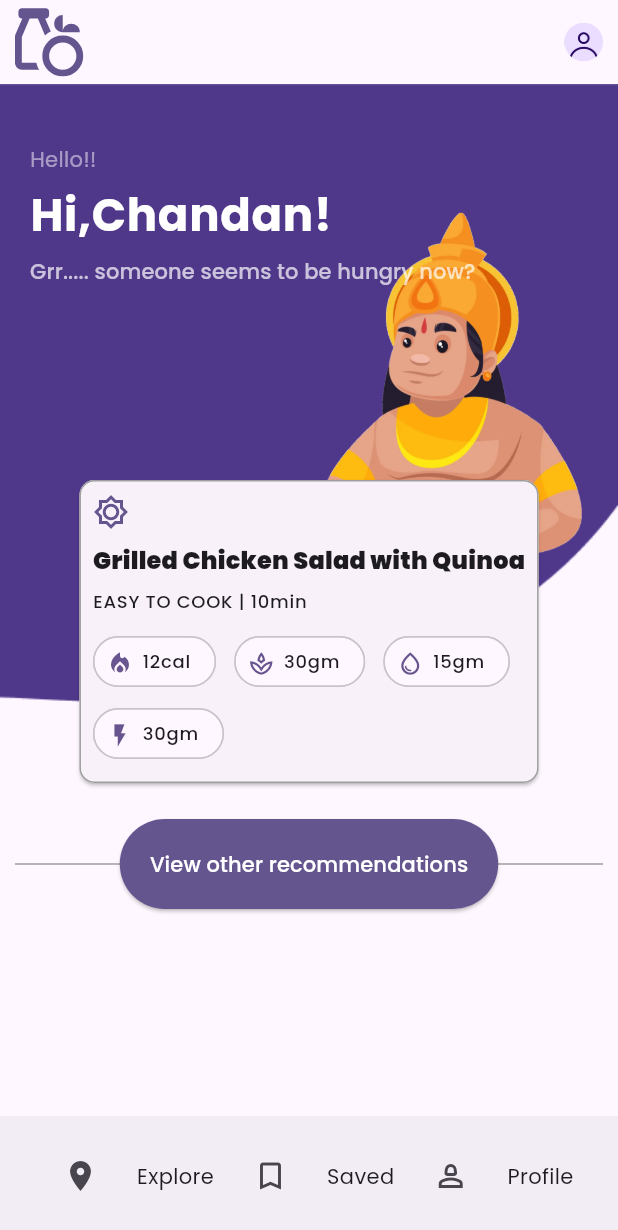
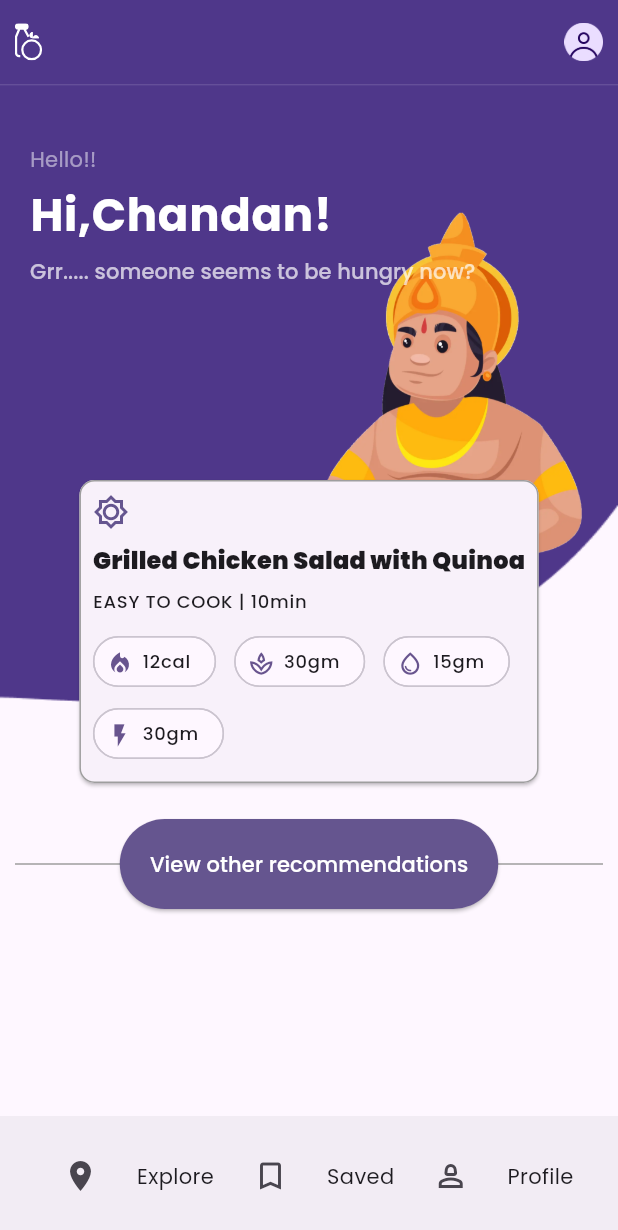
Before and after one commit to ChandanKhamitkar/trinetra_vallabh, a Flutter app: the screen it shows after launch, on a phone screen of 412 x 824 dp. Shown: the top 1230 px of the screen. Run offline on Flutter 3.47's test engine with Material 3 defaults, Android fonts, the phone set to English and light mode, and no system bars; our stand-ins replace cloud_firestore, firebase_auth, firebase_core, flutter_svg, google_fonts, google_sign_in and 1 more; accounts and stored records are empty.

Commit message:
Fixed Custombar colors + logo sizing
Signed-off-by: unknown <khamitkarsaichandan1035@gmail.com>

```diff
--- a/lib/UI/components/custom_appbar.dart
+++ b/lib/UI/components/custom_appbar.dart
@@ -4,22 +4,35 @@ import 'package:trinetra_vallabh/UI/screens/profile/profile_screen.dart';
 
 class CustomAppbar extends StatelessWidget implements PreferredSizeWidget {
   final String? rightImagePath;
+  final String appBarColor;
 
-  const CustomAppbar({super.key, this.rightImagePath});
+  const CustomAppbar(
+      {super.key, this.rightImagePath, this.appBarColor = 'Purple'});
 
   @override
   Size get preferredSize => const Size.fromHeight(kToolbarHeight);
 
   @override
   Widget build(BuildContext context) {
+    Color backgroundColor =
+        appBarColor == 'white' ? Color(0xff4F378A) : Colors.white;
     return AppBar(
-      leading: Padding(
-        padding: const EdgeInsets.only(left: 10),
-        child: SvgPicture.asset(
-          'images/logo.svg',
-          width: 25.7,
-          height: 25.7,
-          semanticsLabel: 'App bar',
+      leadingWidth: 36,
+      backgroundColor: backgroundColor,
+      leading: Align(
+        alignment: Alignment.centerLeft,
+        child: Padding(
+          padding: const EdgeInsets.only(left: 10),
+          child: SizedBox(
+            width: 19,
+            height: 25,
+            child: FittedBox(
+              fit: BoxFit.contain,
+              child: appBarColor == 'white'
+                  ? SvgPicture.asset('images/appbar-logo-white.svg')
+                  : SvgPicture.asset('images/appbar-logo-purple.svg'),
+            ),
+          ),
         ),
       ),
       actions: [
--- a/lib/UI/screens/home_screen.dart
+++ b/lib/UI/screens/home_screen.dart
@@ -84,6 +84,7 @@ class _HomeScreenPageState extends State<HomeScreenPage> {
     return Scaffold(
       appBar: CustomAppbar(
         rightImagePath: userPhotoURL ?? 'images/non-user.png',
+        appBarColor: 'white',
       ),
       bottomNavigationBar: CustomBottomNavigationBar(),
       body: SingleChildScrollView(
--- a/lib/UI/screens/profile/profile_screen.dart
+++ b/lib/UI/screens/profile/profile_screen.dart
@@ -27,6 +27,7 @@ class _ProfileScreenState extends State<ProfileScreen> {
     return Scaffold(
       appBar: CustomAppbar(
         rightImagePath: userPhotoURL ?? 'images/non-user.png',
+        appBarColor: 'white',
       ),
       bottomNavigationBar: CustomBottomNavigationBar(),
       body: SingleChildScrollView(
```
Also changed, not shown: images/appbar-logo-purple.svg (added), images/appbar-logo-white.svg (added).
